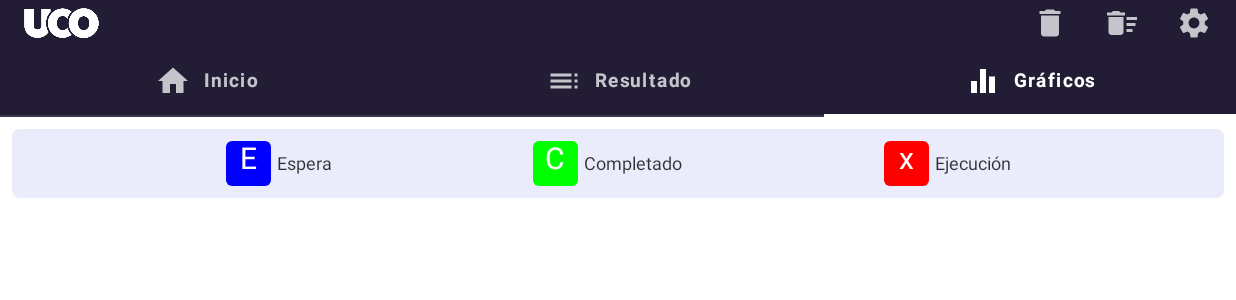
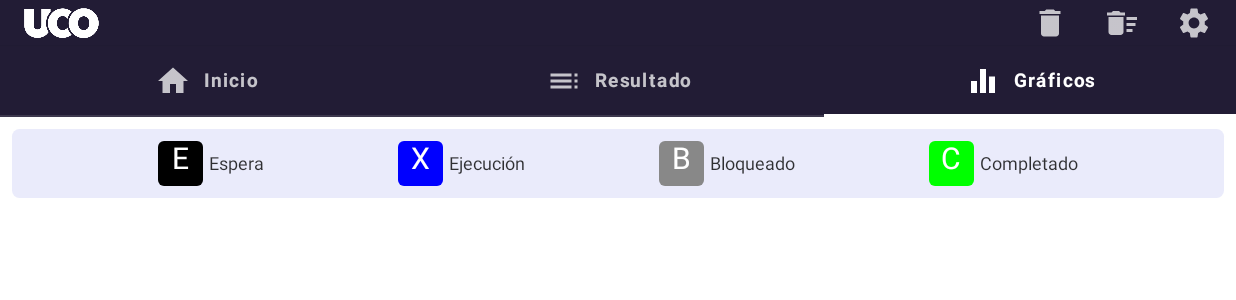
Before and after one commit to Euskindar/TFG, an Android app built with Jetpack Compose: the screen it shows after launch (MainActivity), tab 3 chosen, on a phone screen of 824 x 412 dp (held sideways). Shown: the top 300 px of the screen. Run offline under Robolectric (Android 15) with nearby library versions, the phone set to English and light mode, and no system bars; our stand-ins replace accompanist.

Commit message:
Arreglo de error en FIFO que no consideraba correctamente el orden de la cola cuando se terminaba un evento de E/S antes de la llegada de un nuevo proceso.
Agregado colores basicos y leyenda a la pagina de graficos. Falta modificar colores para ser mas amigables para el usuario.

```diff
--- a/CpuSchedulerApp/app/src/main/java/com/i72pehej/cpuschedulerapp/usecases/algorithms/FifoAlgorithm.kt
+++ b/CpuSchedulerApp/app/src/main/java/com/i72pehej/cpuschedulerapp/usecases/algorithms/FifoAlgorithm.kt
@@ -78,6 +78,9 @@ fun algoritmoFifo(listaProcesos: SnapshotStateList<Proceso>): MutableList<InfoGr
             colaDeListos.add(cabezaDeCola)
             colaDeListos.removeAt(0)
 
+            // Reordenamos la cola por tiempo de llegada para considerar que el evento E/S termine antes de que haya llegado el siguiente proceso a la cola
+            colaDeListos.sortBy { it.getLlegada() }
+
             // Actualizamos el momentoActual a la llegada del siguiente proceso (-1 para considerar el aumento del bucle)
             momentoActual = colaDeListos.first().getLlegada() - 1
         }
@@ -123,6 +126,8 @@ fun algoritmoFifo(listaProcesos: SnapshotStateList<Proceso>): MutableList<InfoGr
         momentoActual++
     }
 
+    infoEstados.forEach { println(it) }
+
     // Almacenamos la variable de informacion de los tiempos
     return infoEstados
 }
--- a/CpuSchedulerApp/app/src/main/java/com/i72pehej/cpuschedulerapp/usecases/results/GraphsScreen.kt
+++ b/CpuSchedulerApp/app/src/main/java/com/i72pehej/cpuschedulerapp/usecases/results/GraphsScreen.kt
@@ -78,14 +78,15 @@ private fun FilaLeyenda() {
         modifier = Modifier.fillMaxWidth(),
         horizontalArrangement = Arrangement.SpaceEvenly
     ) {
-        SimboloDeLeyenda("E", "Espera", Color.Blue)
+        SimboloDeLeyenda("E", "Espera", Color.Black)
+        SimboloDeLeyenda("X", "Ejecución", Color.Blue)
+        SimboloDeLeyenda("B", "Bloqueado", Color.Gray)
         SimboloDeLeyenda("C", "Completado", Color.Green)
-        SimboloDeLeyenda("x", "Ejecución", Color.Red)
     }
 }
 
 @Composable
-private fun SimboloDeLeyenda(symbol: String, label: String, color: Color) {
+private fun SimboloDeLeyenda(simbolo: String, etiqueta: String, color: Color) {
     Row( verticalAlignment = CenterVertically) {
         Surface(
             modifier = Modifier.size(30.dp),
@@ -93,7 +94,7 @@ private fun SimboloDeLeyenda(symbol: String, label: String, color: Color) {
             color = color
         ) {
             Text(
-                text = symbol,
+                text = simbolo,
                 fontSize = 20.sp,
                 color = Color.White,
                 modifier = Modifier.align(CenterVertically),
@@ -104,7 +105,7 @@ private fun SimboloDeLeyenda(symbol: String, label: String, color: Color) {
         Spacer(modifier = Modifier.size(4.dp))
 
         Text(
-            text = label,
+            text = etiqueta,
             fontSize = 12.sp,
             color = MaterialTheme.colors.onSurface.copy(alpha = 0.8f),
             modifier = Modifier.align(CenterVertically)
--- a/CpuSchedulerApp/app/src/main/java/com/i72pehej/cpuschedulerapp/util/extensions/DataTables.kt
+++ b/CpuSchedulerApp/app/src/main/java/com/i72pehej/cpuschedulerapp/util/extensions/DataTables.kt
@@ -19,10 +19,12 @@ import androidx.compose.material.Text
 import androidx.compose.runtime.Composable
 import androidx.compose.ui.Alignment
 import androidx.compose.ui.Modifier
+import androidx.compose.ui.graphics.Color
 import androidx.compose.ui.res.stringResource
 import androidx.compose.ui.text.font.FontWeight
 import androidx.compose.ui.text.style.TextAlign
 import androidx.compose.ui.unit.dp
+import androidx.compose.ui.unit.sp
 import com.i72pehej.cpuschedulerapp.R
 import com.i72pehej.cpuschedulerapp.util.classes.InfoGraficoEstados
 import com.i72pehej.cpuschedulerapp.util.classes.Proceso
@@ -395,28 +397,57 @@ fun TablaResultadosGraficos(infoRes: List<InfoGraficoEstados>) {
                     // Recorremos las columnas de tiempos
                     for (cols in infoRes.first().getMomento() until maxMomento) {
                         var simbolo = ""
+                        var color = Color.Transparent
 
                         // Para cada momento, se compara si el proceso tiene evento y se coloca el simbolo correspondiente
                         if (listaFilaActual.any { it.getMomento() == cols }) {
 
                             // EL WHEN TIENE QUE BUSCAR EL ESTADO DE LA ULTIMA APARICION DE UN ESTADO CON EL MOMENTO QUE TENEMOS AHORA
                             simbolo = when (listaFilaActual.filterLast { it.getMomento() == cols }?.getEstado()) {
-                                Proceso.EstadoDeProceso.LISTO -> "L"
-                                Proceso.EstadoDeProceso.EJECUCION -> "x"
-                                Proceso.EstadoDeProceso.BLOQUEADO -> "B"
-                                Proceso.EstadoDeProceso.COMPLETADO -> "C"
+                                Proceso.EstadoDeProceso.LISTO -> {
+                                    color = Color.Black
+                                    "E"
+                                }
+
+                                Proceso.EstadoDeProceso.EJECUCION -> {
+                                    color = Color.Blue
+                                    "X"
+                                }
+
+                                Proceso.EstadoDeProceso.BLOQUEADO -> {
+                                    color = Color.Gray
+                                    "B"
+                                }
+
+                                Proceso.EstadoDeProceso.COMPLETADO -> {
+                                    color = Color.Green
+                                    "C"
+                                }
+
                                 else -> {
+                                    color = Color.Transparent
                                     ""
                                 }
                             }
                         }
 
                         // Texto a poner en la celda
+//                        Surface(
+//                            modifier = Modifier.size(20.dp),
+//                            shape = MaterialTheme.shapes.small,
+//                            color = color
+//                        ) {
                         Text(
                             text = simbolo,
-                            modifier = Modifier.weight(1f),
+                            fontSize = 15.sp,
+                            color = Color.White,
+                            modifier = Modifier
+                                .align(Alignment.CenterVertically)
+                                .background(color)
+                                .weight(1f),
                             textAlign = TextAlign.Center
                         )
+//                        }
                     }
                 }
             }
```
